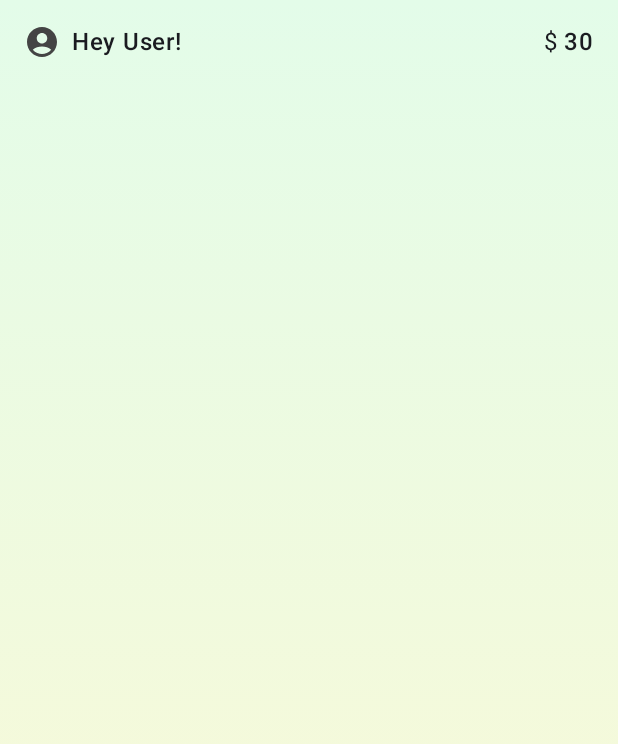
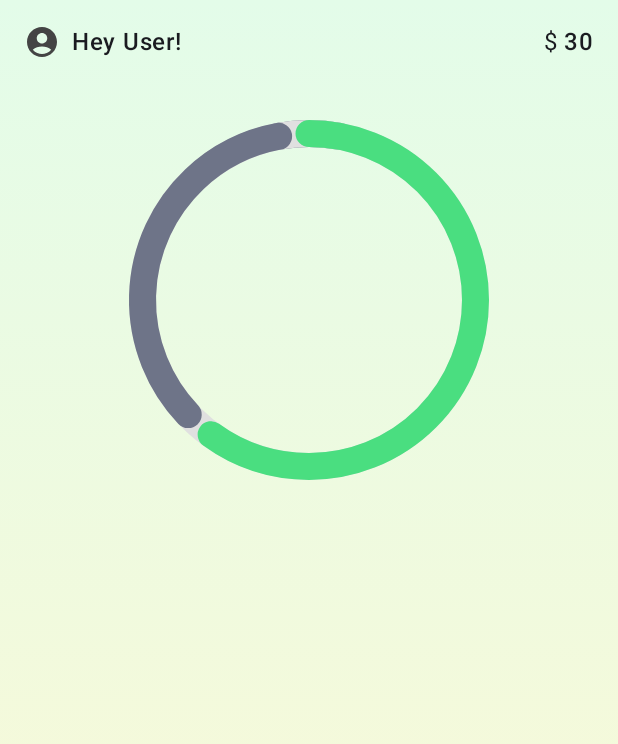
Before and after one commit to SoufianeElMameri/Android-Project-3096602, an Android app built with Jetpack Compose: the composable HomeScreen shown on its own in the app's theme, on a phone screen of 412 x 824 dp. Shown: the top 744 px of the screen. Run offline under Robolectric (Android 15) with nearby library versions, the phone set to English and light mode, and no system bars.

Commit message:
add step progress circle

```diff
--- a/app/src/main/java/com/griffith/stepquest/ui/home/HomeScreen.kt
+++ b/app/src/main/java/com/griffith/stepquest/ui/home/HomeScreen.kt
@@ -1,5 +1,7 @@
 package com.griffith.stepquest.ui.home
 
+import android.health.connect.datatypes.StepsCadenceRecord
+import android.widget.GridLayout
 import androidx.compose.foundation.background
 import androidx.compose.foundation.layout.Box
 import androidx.compose.foundation.layout.fillMaxSize
@@ -13,6 +15,7 @@ import androidx.compose.foundation.layout.*
 import androidx.compose.foundation.layout.*
 import androidx.compose.material.icons.Icons
 import androidx.compose.material.icons.rounded.AccountCircle
+import androidx.compose.material3.CircularProgressIndicator
 import androidx.compose.material3.Icon
 import androidx.compose.material3.Text
 import androidx.compose.ui.Alignment
@@ -33,8 +36,14 @@ fun HomeScreen() {
             .fillMaxSize()
             .background(bg)
 
-    ) {
-        HeaderBar()
+    ){
+        Column(
+            modifier = Modifier.fillMaxSize(),
+            horizontalAlignment = Alignment.CenterHorizontally // centers circle horizontally
+        ) {
+            HeaderBar()
+            StepProgressCircle()
+        }
     }
 }
 
@@ -66,3 +75,31 @@ fun HeaderBar() {
         }
     }
 }
+
+// header bar that holds the user and the amount of coins earned
+@Composable
+fun StepProgressCircle() {
+    // add space
+    Spacer(modifier = Modifier.height(40.dp))
+
+    Box(
+        modifier = Modifier
+            .size(240.dp),
+        contentAlignment = Alignment.Center
+    ){
+        CircularProgressIndicator(
+            progress = { 1f },
+            strokeWidth = 18.dp,
+            color = Color(0xFFE0E0E0),
+            modifier = Modifier.fillMaxSize()
+        )
+        CircularProgressIndicator(
+            progress = { 0.6F },
+            strokeWidth = 18.dp,
+            color = Color(0xFF4ADE80),
+            modifier = Modifier.fillMaxSize()
+        )
+
+    }
+
+}
```
